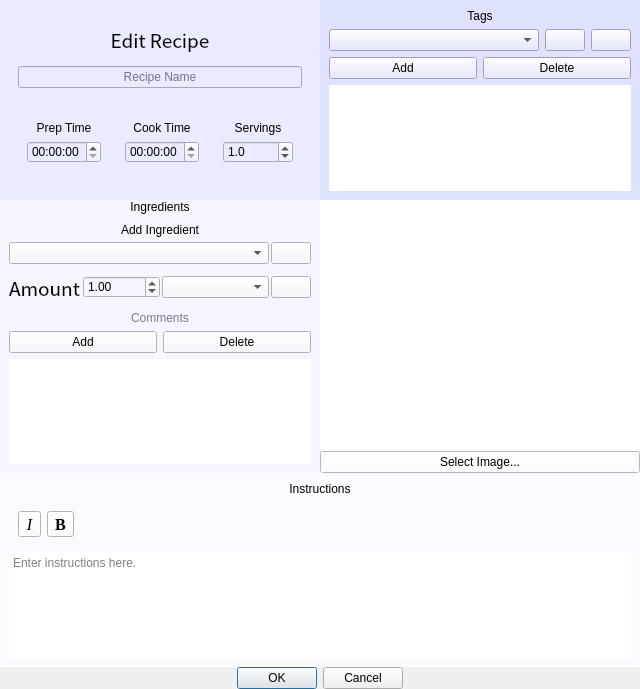
Qt form gui/newrecipedialog.ui (andrewlalis/RecipeDB) before a commit.
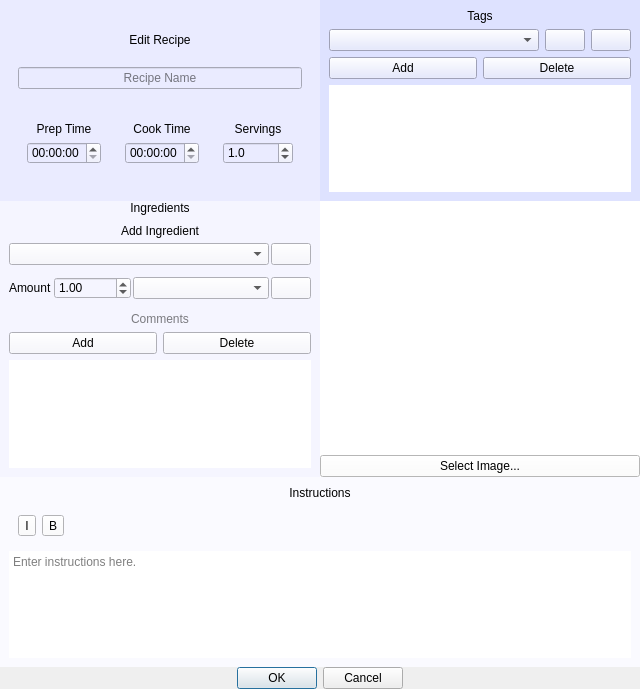
The same form after that commit. Icons and pictures are not drawn. Custom widgets are drawn as their Qt base class.

The edit to the form file:
```diff
--- a/gui/newrecipedialog.ui
+++ b/gui/newrecipedialog.ui
@@ -26,6 +26,9 @@
    <iconset resource="../images.qrc">
     <normaloff>:/images/images/icon.png</normaloff>:/images/images/icon.png</iconset>
   </property>
+  <property name="styleSheet">
+   <string notr="true">font: 25 &quot;Noto Sans CJK KR&quot;;</string>
+  </property>
   <property name="modal">
    <bool>true</bool>
   </property>
@@ -97,9 +100,7 @@
                 <widget class="QLabel" name="recipeNameLabel">
                  <property name="font">
                   <font>
-                   <family>Noto Sans CJK KR</family>
-                   <pointsize>14</pointsize>
-                   <weight>50</weight>
+                   <weight>3</weight>
                    <italic>false</italic>
                    <bold>false</bold>
                   </font>
@@ -116,7 +117,9 @@
                 <widget class="QLineEdit" name="recipeNameEdit">
                  <property name="font">
                   <font>
-                   <stylestrategy>PreferAntialias</stylestrategy>
+                   <weight>3</weight>
+                   <italic>false</italic>
+                   <bold>false</bold>
                   </font>
                  </property>
                  <property name="alignment">
@@ -532,9 +535,7 @@
                       <widget class="QLabel" name="amountLabel">
                        <property name="font">
                         <font>
-                         <family>Noto Sans CJK KR</family>
-                         <pointsize>14</pointsize>
-                         <weight>50</weight>
+                         <weight>3</weight>
                          <italic>false</italic>
                          <bold>false</bold>
                         </font>
@@ -745,9 +746,9 @@
              <widget class="QToolButton" name="italicsButton">
               <property name="font">
                <font>
-                <family>Liberation Serif</family>
-                <pointsize>12</pointsize>
-                <italic>true</italic>
+                <weight>3</weight>
+                <italic>false</italic>
+                <bold>false</bold>
                </font>
               </property>
               <property name="text">
@@ -765,10 +766,9 @@
              <widget class="QToolButton" name="boldButton">
               <property name="font">
                <font>
-                <family>Liberation Serif</family>
-                <pointsize>12</pointsize>
-                <weight>75</weight>
-                <bold>true</bold>
+                <weight>3</weight>
+                <italic>false</italic>
+                <bold>false</bold>
                </font>
               </property>
               <property name="text">
```
